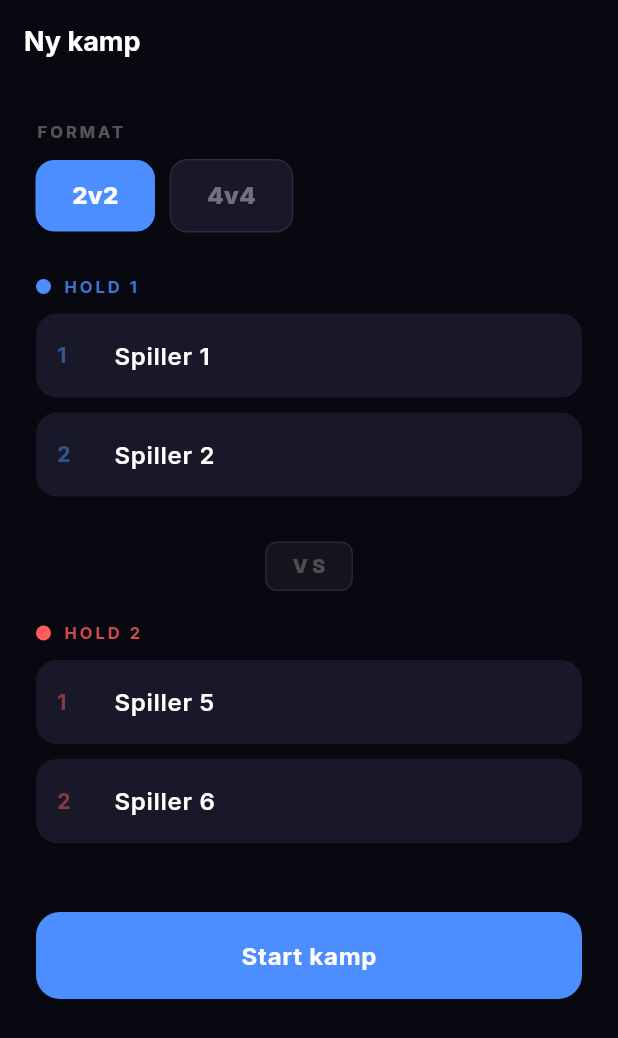
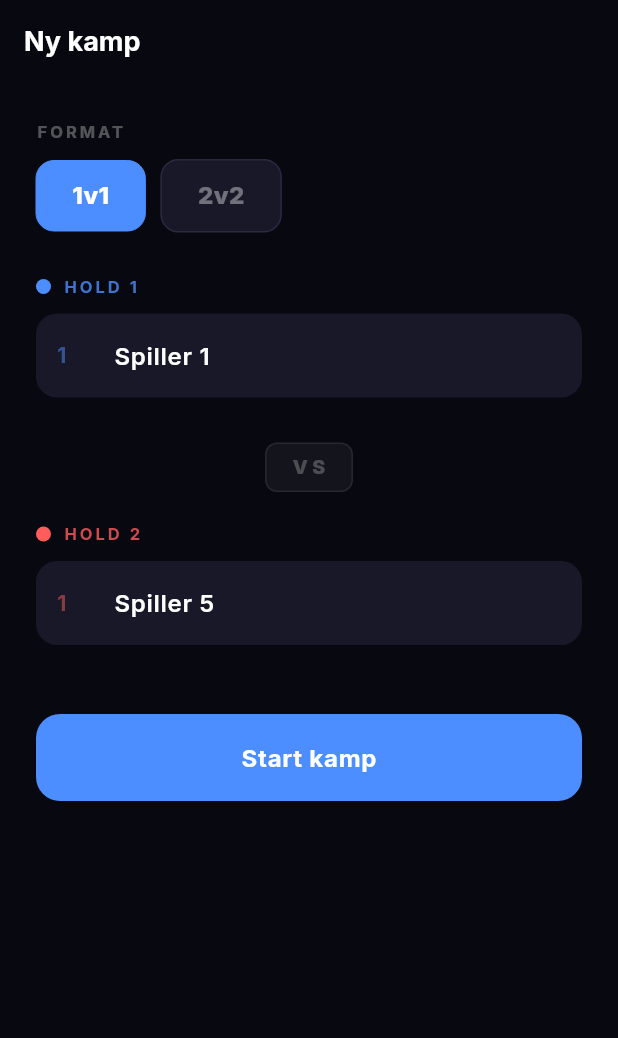
Before and after one commit to oumar969/padel-score, a Flutter app: the NewMatchScreen screen opened by its route, on a phone screen of 412 x 824 dp. Shown: the top 1038 px of the screen. Run offline on Flutter 3.47's test engine with Material 3 defaults, Android fonts, the light colour scheme and no system bars; our stand-ins replace cloud_firestore, firebase_core, flutter_riverpod, go_router, google_fonts; accounts and stored records are empty.

Commit message:
Change format options from 2v2/4v4 to 1v1/2v2

```diff
--- a/lib/screens/new_match_screen.dart
+++ b/lib/screens/new_match_screen.dart
@@ -13,14 +13,14 @@ class NewMatchScreen extends ConsumerStatefulWidget {
 }
 
 class _NewMatchScreenState extends ConsumerState<NewMatchScreen> {
-  String _format = '2v2';
+  String _format = '1v1';
   bool _loading = false;
 
   // Max 4 players per team (for 4v4)
   final _t1 = List.generate(4, (i) => TextEditingController(text: 'Spiller ${i + 1}'));
   final _t2 = List.generate(4, (i) => TextEditingController(text: 'Spiller ${i + 5}'));
 
-  int get _count => _format == '2v2' ? 2 : 4;
+  int get _count => _format == '1v1' ? 1 : 2;
 
   @override
   void dispose() {
@@ -151,9 +151,9 @@ class _FormatSelector extends StatelessWidget {
         )),
         const SizedBox(height: 10),
         Row(children: [
+          _FormatChip(label: '1v1', selected: selected == '1v1', onTap: () => onChanged('1v1')),
+          const SizedBox(width: 10),
           _FormatChip(label: '2v2', selected: selected == '2v2', onTap: () => onChanged('2v2')),
-          const SizedBox(width: 10),
-          _FormatChip(label: '4v4', selected: selected == '4v4', onTap: () => onChanged('4v4')),
         ]),
       ],
     );
```
